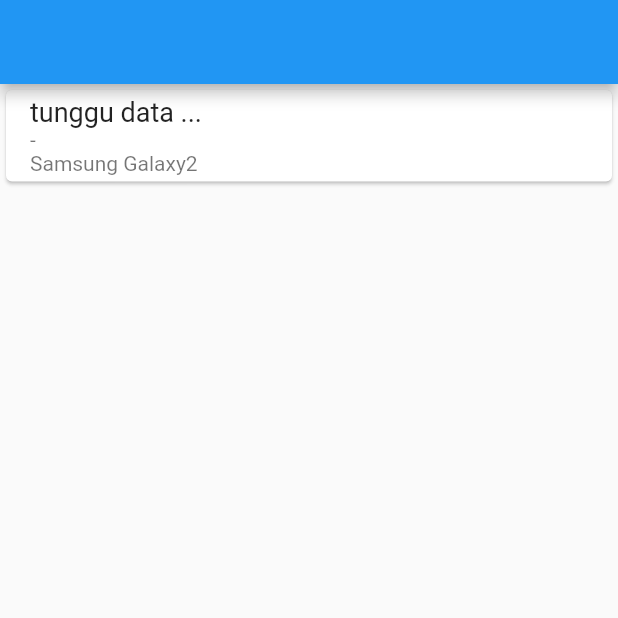
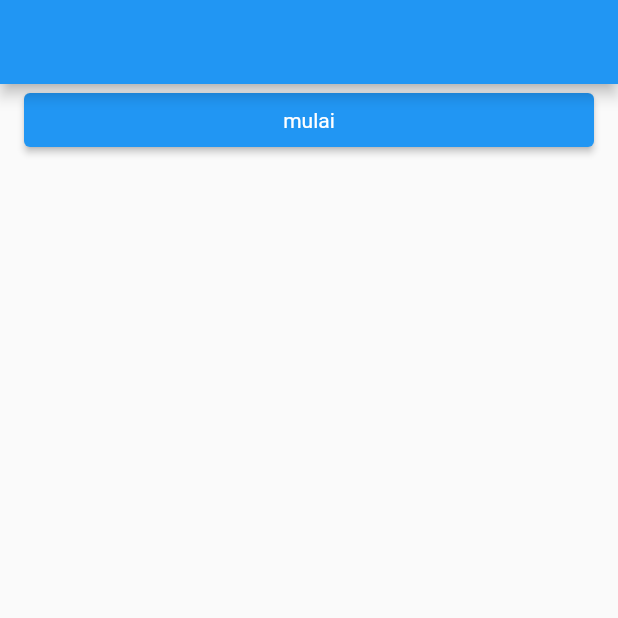
Before and after one commit to siopipin/mobile-frontend, a Flutter app: the screen it shows after launch, on a phone screen of 412 x 824 dp, the top half of it. Run offline on Flutter 3.47's test engine with Material 2 defaults, Android fonts, the phone set to English and light mode, and no system bars; our stand-ins replace carousel_slider, image_picker, webview_flutter; missing offline and left inert: dart:ffi, day_night_time_picker.

Commit message:
pert13 dengan state

```diff
--- a/lib/main.dart
+++ b/lib/main.dart
@@ -36,6 +36,10 @@ import 'package:flutter_application/pertemuan12/p12ifb_screen.dart';
 import 'package:flutter_application/pertemuan12/pert12prov.dart';
 import 'package:flutter_application/pertemuan12/pertemuan12_provider.dart';
 import 'package:flutter_application/pertemuan12/pertemuan12_screen.dart';
+import 'package:flutter_application/pertemuan13/pert13_provider.dart';
+import 'package:flutter_application/pertemuan13/pert13_screen.dart';
+import 'package:flutter_application/pertemuan13/pertemuan13_provider.dart';
+import 'package:flutter_application/pertemuan13/pertemuan13_screen.dart';
 
 //Import Minggu M15
 import 'package:flutter_application/pertemuan15/pertemuan15_provider.dart';
@@ -75,6 +79,8 @@ void main() {
     ChangeNotifierProvider(create: (_) => P11Provider()),
     ChangeNotifierProvider(create: (_) => Pertemuan12Provider()),
     ChangeNotifierProvider(create: (_) => Pert12Prov()),
+    ChangeNotifierProvider(create: (_) => Pertemuan13Provider()),
+    ChangeNotifierProvider(create: (_) => Pert13Provider()),
   ], child: const MyApp()));
 }
 
@@ -90,7 +96,7 @@ class MyApp extends StatelessWidget {
         brightness: Brightness.light,
         primarySwatch: Colors.blue,
       ),
-      home: P12IFBSCreen(),
+      home: Pert13Screen(),
     );
   }
 }
--- a/lib/pertemuan12/p12ifb_screen.dart
+++ b/lib/pertemuan12/p12ifb_screen.dart
@@ -29,6 +29,16 @@ class _P12IFBSCreenState extends State<P12IFBSCreen> {
       },
       {
         "model": "Sony Xperia Z",
+        "img":
+            "https://upload.wikimedia.org/wikipedia/commons/thumb/8/84/Sony_Xperia_Z.JPG/200px-Sony_Xperia_Z.JPG",
+        "desc":
+            "Sony Xperia Z merupakan handphone HP dengan kapasitas 2330mAh dan layar 5 yang dilengkapi dengan kamera belakang 13.1MP dengan tingkat densitas piksel sebesar 441ppi dan tampilan resolusi sebesar 1080 x 1920pixels. Dengan berat sebesar 146g, handphone HP ini memiliki prosesor Quad Core. Tanggal rilis untuk Sony Xperia Z: September 2013",
+        "developer": "Sony Mobile",
+        "price": 1500000,
+        "rating": 4.1
+      },
+      {
+        "model": "Nokia 2000",
         "img":
             "https://upload.wikimedia.org/wikipedia/commons/thumb/8/84/Sony_Xperia_Z.JPG/200px-Sony_Xperia_Z.JPG",
         "desc":
@@ -80,9 +90,10 @@ class _P12IFBSCreenState extends State<P12IFBSCreen> {
   Widget build(BuildContext context) {
     return Scaffold(
         appBar: AppBar(),
-        body: Column(
-          children: [
-            Card(
+        body: ListView.builder(
+            itemCount: dataHP["data"].length,
+            itemBuilder: (context, i) {
+              return Card(
                   child: ListTile(
                 title: Text(
                   nama ?? "tunggu data ...",
@@ -91,11 +102,10 @@ class _P12IFBSCreenState extends State<P12IFBSCreen> {
                 subtitle: Column(
                     crossAxisAlignment: CrossAxisAlignment.start,
                     children: [
-                    Text(nim ?? "-"),
-                    Text(dataHP['data'][0]['model'] ?? "-")
+                      Text(nim ?? "menunggu data nim...."),
+                      Text(dataHP['data'][i]['model'] ?? "-")
                     ]),
-            )),
-          ],
               ));
+            }));
   }
 }
--- a/lib/pertemuan13/components/content_widget.dart
+++ b/lib/pertemuan13/components/content_widget.dart
@@ -24,7 +24,7 @@ class ContentWidget extends StatelessWidget {
               )
             : prov.selesaiMasak == true
                 ? Tooltip(
-                    message: 'Gambar ayam panggang',
+                    message: 'Ini adalah ayam panggang',
                     child: Image.network(
                       'https://bit.ly/ayampanggang22',
                       width: 300,
--- a/lib/pertemuan13/components/slider_widget.dart
+++ b/lib/pertemuan13/components/slider_widget.dart
@@ -10,11 +10,12 @@ class SlideWidget extends StatelessWidget {
     final prov = Provider.of<Pertemuan13Provider>(context);
     return Slider(
       value: prov.sliderValue,
-      divisions: 10,
+      divisions: 5,
       min: 0,
       max: 10,
       label: prov.sliderValue.round().toString(),
       onChanged: (value) {
+        print("Step: $value");
         prov.setSliderValue = value;
       },
     );
--- /dev/null
+++ b/lib/pertemuan13/pert13_provider.dart
@@ -0,0 +1,20 @@
+import 'package:flutter/material.dart';
+
+enum TombolInitial { initial, loading, loaded, nulled, error }
+
+class Pert13Provider with ChangeNotifier {
+  TombolInitial _tombolInitial = TombolInitial.initial;
+  TombolInitial get tombolState => _tombolInitial;
+  set setTombolState(val) {
+    _tombolInitial = val;
+    notifyListeners();
+  }
+
+  getData() {
+    print("trigger server");
+    setTombolState = TombolInitial.loading;
+    Future.delayed(Duration(seconds: 5), () {
+      setTombolState = TombolInitial.loaded;
+    });
+  }
+}
--- /dev/null
+++ b/lib/pertemuan13/pert13_screen.dart
@@ -0,0 +1,44 @@
+import 'package:flutter/material.dart';
+import 'package:flutter_application/pertemuan13/pert13_provider.dart';
+import 'package:provider/provider.dart';
+
+class Pert13Screen extends StatefulWidget {
+  const Pert13Screen({super.key});
+
+  @override
+  State<Pert13Screen> createState() => _Pert13ScreenState();
+}
+
+class _Pert13ScreenState extends State<Pert13Screen> {
+  @override
+  Widget build(BuildContext context) {
+    final prov = context.watch<Pert13Provider>();
+
+    return Scaffold(
+      appBar: AppBar(),
+      body: Column(children: [
+        Container(
+          padding: EdgeInsets.symmetric(horizontal: 16.0),
+          width: double.infinity,
+          child: ElevatedButton(
+              onPressed: prov.tombolState == TombolInitial.loading
+                  ? null
+                  : () {
+                      prov.getData();
+                    },
+              child: prov.tombolState == TombolInitial.loading
+                  ? Text("loading....")
+                  : prov.tombolState == TombolInitial.initial
+                      ? Text("mulai")
+                      : Text("done")),
+        ),
+        if (prov.tombolState == TombolInitial.loaded)
+          Text("Ada data")
+        else if (prov.tombolState == TombolInitial.loading)
+          CircularProgressIndicator()
+        else
+          Container()
+      ]),
+    );
+  }
+}
```
Also changed, not shown: lib/pertemuan09/profile_screen_test.dart (+6 -3 lines), lib/pertemuan09/widgets/drawer_widget.dart (+6 -2 lines), lib/pertemuan12/pertemuan12_screen.dart (+8 -1 lines). Lines whose indentation alone changed are shown as unchanged.
